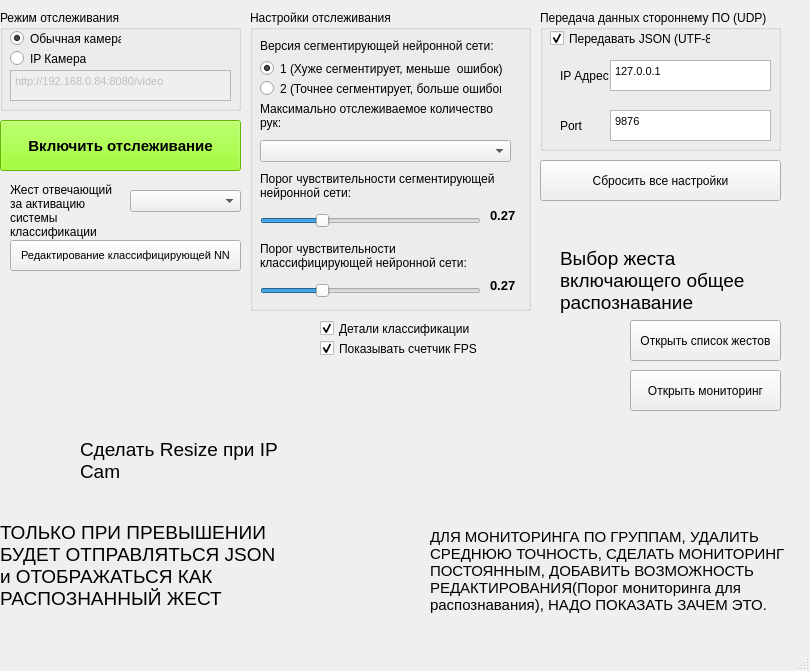
First picture: the form in mainwindow.ui, repository GamesIS/HandGestureRecognitionVer2, before the edit.
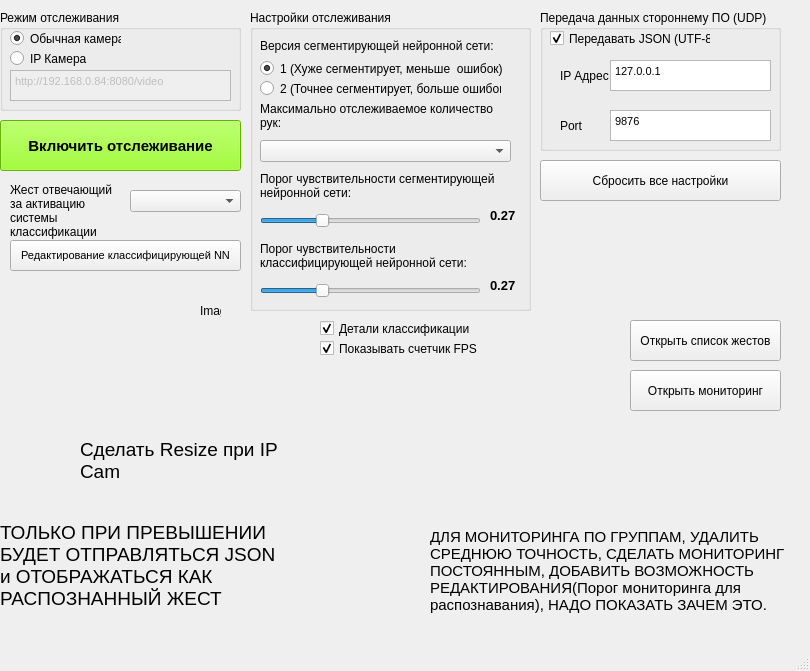
Second picture: the form after the edit.

What changed in the file:
```diff
--- a/mainwindow.ui
+++ b/mainwindow.ui
@@ -502,30 +502,6 @@
      <bool>true</bool>
     </property>
    </widget>
-   <widget class="QLabel" name="thr_lbl_segm_4">
-    <property name="geometry">
-     <rect>
-      <x>560</x>
-      <y>220</y>
-      <width>231</width>
-      <height>121</height>
-     </rect>
-    </property>
-    <property name="font">
-     <font>
-      <pointsize>14</pointsize>
-     </font>
-    </property>
-    <property name="lineWidth">
-     <number>1</number>
-    </property>
-    <property name="text">
-     <string>Выбор жеста включающего общее распознавание</string>
-    </property>
-    <property name="wordWrap">
-     <bool>true</bool>
-    </property>
-   </widget>
    <widget class="QPushButton" name="open_list_gestures">
     <property name="geometry">
      <rect>
@@ -642,6 +618,19 @@
      <bool>true</bool>
     </property>
    </widget>
+   <widget class="QLabel" name="on_off_image">
+    <property name="geometry">
+     <rect>
+      <x>200</x>
+      <y>300</y>
+      <width>21</width>
+      <height>21</height>
+     </rect>
+    </property>
+    <property name="text">
+     <string>Image</string>
+    </property>
+   </widget>
   </widget>
   <widget class="QMenuBar" name="menubar">
    <property name="geometry">
```
